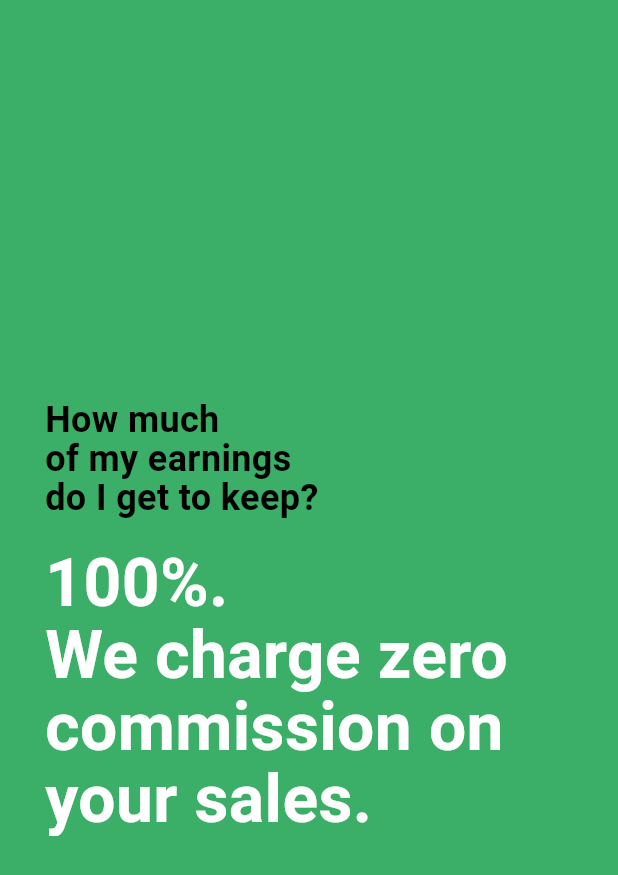
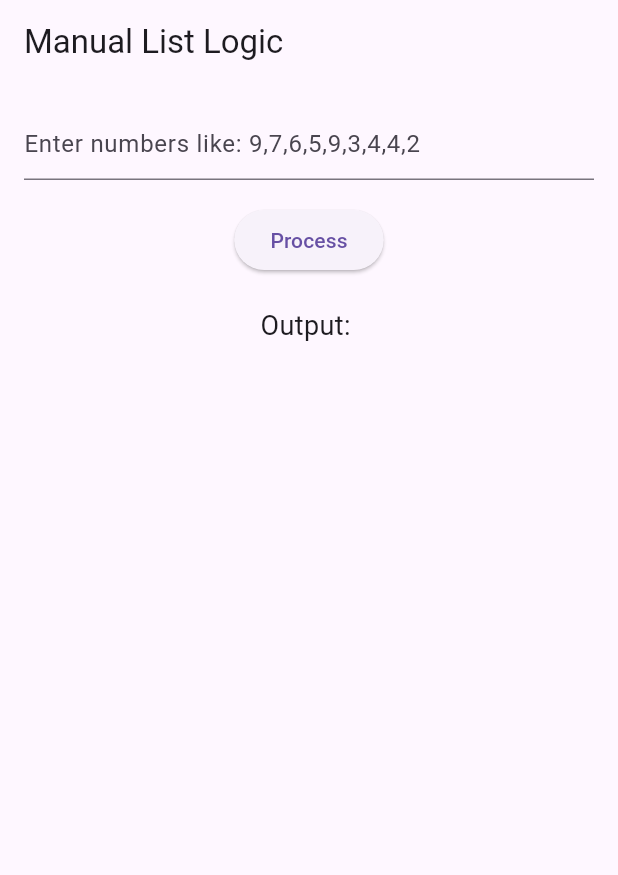
Before and after one commit to kanjariyamayank/LMG_PRACTICAL_TODO_APP, a Flutter app: the screen it shows after launch, on a phone screen of 412 x 824 dp. Shown: the top 875 px of the screen. Run offline on Flutter 3.47's test engine with Material 3 defaults, Android fonts, the light colour scheme and no system bars.

Commit message:
List duplicate elements removed and Sort the list

```diff
--- a/lib/main.dart
+++ b/lib/main.dart
@@ -1,239 +1,110 @@
 import 'package:flutter/material.dart';
 
-void main() => runApp(const MaterialApp(
-  debugShowCheckedModeBanner: false,
-  home: WhatsAppOnboardingFinal(),
-));
-
-class WhatsAppOnboardingFinal extends StatefulWidget {
-  const WhatsAppOnboardingFinal({super.key});
-
-  @override
-  State<WhatsAppOnboardingFinal> createState() => _WhatsAppOnboardingFinalState();
+void main() {
+  runApp(const MyApp());
 }
 
-class _WhatsAppOnboardingFinalState extends State<WhatsAppOnboardingFinal> {
-  final PageController _pageController = PageController();
-  double _currentPage = 0;
-
-  @override
-  void initState() {
-    super.initState();
-    _pageController.addListener(() {
-      setState(() {
-        _currentPage = _pageController.page ?? 0;
-      });
-    });
-  }
-
-  final List<SlideData> slides = [
-    SlideData("How much\nof my earnings\ndo I get to keep?", "100%.\nWe charge zero\ncommission on\nyour sales.", const Color(0xFF3BAE67)),
-    SlideData("Will I get paid\non time,\nand it it safe?", "Always.\nPayment are \nsecure and\non-time\nevery time.", const Color(0xFF2596be)),
-    SlideData("Can I reach more\ncustomers beyond\nmy area?", "Yes!\nWe deliver to\n20,000+ pin codes\nacross India.", const Color(0xFF9962b3)),
-    SlideData("What if most of my\nsales happen offline?", "No worries\noffline exposure is\npart of the plan.", const Color(0xFFF18C33)),
-    SlideData("How do I minimize\nreturns and losses?", "With us,\nyou get fewer\nreturns and\nmore profit.", const Color(0xFFE84C3D)),
-  ];
+class MyApp extends StatelessWidget {
+  const MyApp({super.key});
 
   @override
   Widget build(BuildContext context) {
-    bool isVisible = _currentPage > 0.1 && _currentPage < slides.length - 1;
-
-    return Scaffold(
-      body: Stack(
-        children: [
-          PageView.builder(
-            controller: _pageController,
-            scrollDirection: Axis.vertical,
-            itemCount: slides.length,
-            itemBuilder: (context, index) => SlidePage(
-              key: ValueKey(index),
-              data: slides[index],
-            ),
-          ),
-
-          // --- ANIMATED SKIP BUTTON ---
-          Positioned(
-            top: MediaQuery.of(context).padding.top + 20,
-            right: 20,
-            child: AnimatedSlide(
-              duration: const Duration(milliseconds: 500),
-              curve: Curves.easeOutCubic,
-              // Offset(1, 0) means it starts off-screen to the right
-              offset: isVisible ? Offset.zero : const Offset(2.0, 0),
-              child: AnimatedOpacity(
-                duration: const Duration(milliseconds: 300),
-                opacity: isVisible ? 1.0 : 0.0,
-                child: GestureDetector(
-                  onTap: () {
-                    _pageController.animateToPage(
-                      slides.length - 1,
-                      duration: const Duration(milliseconds: 800),
-                      curve: Curves.easeInOutCubic,
-                    );
-                  },
-                  child: Container(
-                    padding: const EdgeInsets.symmetric(horizontal: 24, vertical: 12),
-                    decoration: BoxDecoration(
-                      color: Colors.white.withOpacity(0.3),
-                      borderRadius: BorderRadius.circular(30),
-                    ),
-                    child: const Text(
-                      "SKIP",
-                      style: TextStyle(
-                        color: Colors.white,
-                        fontWeight: FontWeight.bold,
-                        letterSpacing: 1.2,
-                      ),
-                    ),
-                  ),
-                ),
-              ),
-            ),
-          ),
-        ],
-      ),
+    return const MaterialApp(
+      home: StoringListLogic(),
     );
-  }
-
-  @override
-  void dispose() {
-    _pageController.dispose();
-    super.dispose();
   }
 }
 
-class SlidePage extends StatefulWidget {
-  final SlideData data;
-  const SlidePage({super.key, required this.data});
+class StoringListLogic extends StatefulWidget {
+  const StoringListLogic({super.key});
 
   @override
-  State<SlidePage> createState() => _SlidePageState();
+  State<StoringListLogic> createState() => _StoringListLogicState();
 }
 
-class _SlidePageState extends State<SlidePage> with SingleTickerProviderStateMixin {
-  late AnimationController _controller;
-  late Animation<double> _curvedAnimation;
+class _StoringListLogicState extends State<StoringListLogic> {
+  final TextEditingController inputController = TextEditingController();
+  String output = "";
 
-  @override
-  void initState() {
-    super.initState();
-    _controller = AnimationController(
-      vsync: this,
-      duration: const Duration(milliseconds: 600),
-    );
-    _curvedAnimation = CurvedAnimation(parent: _controller, curve: Curves.easeInOutCubic);
+  void processList() {
+    List<String> input = inputController.text.split(',');
+    List<int> numbers = [];
 
-    Future.delayed(const Duration(milliseconds: 500), () {
-      if (mounted) _controller.forward();
+    for (int i = 0; i < input.length; i++) {
+      int? value = int.tryParse(input[i].trim());
+      if (value != null) {
+        numbers.add(value);
+      }
+    }
+
+    if (numbers.isEmpty) {
+      setState(() => output = "Enter any number to sort the value");
+      return;
+    }
+
+    List<int> uniqueList = [];
+
+    for (int i = 0; i < numbers.length; i++) {
+      bool isDuplicate = false;
+
+      for (int j = 0; j < uniqueList.length; j++) {
+        if (numbers[i] == uniqueList[j]) {
+          isDuplicate = true;
+          break;
+        }
+      }
+
+      if (!isDuplicate) {
+        uniqueList.add(numbers[i]);
+      }
+    }
+// [1,5,2,4,3] = 1,2,3,4,5
+    // 5
+    for (int i = 0; i < uniqueList.length; i++) {
+      //4
+      for (int j = 0; j < uniqueList.length - 1; j++) {
+        // 5 > 2
+        if (uniqueList[j] > uniqueList[j + 1]) {
+          int temp = uniqueList[j];
+          uniqueList[j] = uniqueList[j + 1];
+          uniqueList[j + 1] = temp;
+        }
+      }
+    }
+
+    setState(() {
+      output = uniqueList.toString();
     });
   }
 
   @override
-  void dispose() {
-    _controller.dispose();
-    super.dispose();
-  }
-
-  @override
   Widget build(BuildContext context) {
-    return Container(
-      color: widget.data.color,
-      width: double.infinity,
-      padding: const EdgeInsets.symmetric(horizontal: 30),
-      child: Stack(
-        children: [
-          Center(
-            child: Column(
-              mainAxisSize: MainAxisSize.min,
-              crossAxisAlignment: CrossAxisAlignment.start,
-              children: [
-                AnimatedBuilder(
-                  animation: _curvedAnimation,
-                  builder: (context, child) {
-                    final double fontSize = lerpDouble(36, 24, _curvedAnimation.value);
-                    final Color? textColor = Color.lerp(Colors.white, Colors.black, _curvedAnimation.value);
-                    return Text(
-                      widget.data.question,
-                      style: TextStyle(
-                        color: textColor,
-                        fontSize: fontSize,
-                        fontWeight: FontWeight.bold,
-                        height: 1.1,
-                      ),
-                    );
-                  },
-                ),
-                SizeTransition(
-                  sizeFactor: _curvedAnimation,
-                  axis: Axis.vertical,
-                  child: Column(
-                    children: [
-                      const SizedBox(height: 20),
-                      Opacity(opacity: 0, child: Text(widget.data.answer, style: const TextStyle(fontSize: 44, fontWeight: FontWeight.bold, height: 1.1))),
-                    ],
-                  ),
-                ),
-              ],
+    return Scaffold(
+      appBar: AppBar(title: const Text("Manual List Logic")),
+      body: Padding(
+        padding: const EdgeInsets.all(16),
+        child: Column(
+          children: [
+            TextField(
+              controller: inputController,
+              keyboardType: TextInputType.number,
+              decoration: const InputDecoration(
+                hintText: "Enter numbers like: 9,7,6,5,9,3,4,4,2",
+              ),
             ),
-          ),
-          Center(
-            child: Column(
-              mainAxisSize: MainAxisSize.min,
-              crossAxisAlignment: CrossAxisAlignment.start,
-              children: [
-                Opacity(
-                  opacity: 0,
-                  child: AnimatedBuilder(
-                    animation: _curvedAnimation,
-                    builder: (context, child) => Text(
-                      widget.data.question,
-                      style: TextStyle(fontSize: lerpDouble(36, 24, _curvedAnimation.value), fontWeight: FontWeight.bold, height: 1.1),
-                    ),
-                  ),
-                ),
-                SizeTransition(
-                  sizeFactor: _curvedAnimation,
-                  axis: Axis.vertical,
-                  child: Column(
-                    crossAxisAlignment: CrossAxisAlignment.start,
-                    children: [
-                      const SizedBox(height: 20),
-                      AnimatedBuilder(
-                        animation: _curvedAnimation,
-                        builder: (context, child) {
-                          return Opacity(
-                            opacity: _curvedAnimation.value,
-                            child: Transform.translate(
-                              offset: Offset(250 * (1 - _curvedAnimation.value), 0),
-                              child: Text(
-                                widget.data.answer,
-                                style: const TextStyle(
-                                  color: Colors.white,
-                                  fontSize: 44,
-                                  fontWeight: FontWeight.bold,
-                                  height: 1.1,
-                                ),
-                              ),
-                            ),
-                          );
-                        },
-                      ),
-                    ],
-                  ),
-                ),
-              ],
+            const SizedBox(height: 16),
+            ElevatedButton(
+              onPressed: processList,
+              child: const Text("Process"),
             ),
-          ),
-        ],
+            const SizedBox(height: 20),
+            Text(
+              "Output: $output",
+              style: const TextStyle(fontSize: 18),
+            ),
+          ],
+        ),
       ),
     );
   }
-
-  double lerpDouble(double a, double b, double t) => a + (b - a) * t;
 }
-
-class SlideData {
-  final String question, answer;
-  final Color color;
-  SlideData(this.question, this.answer, this.color);
-}
```
